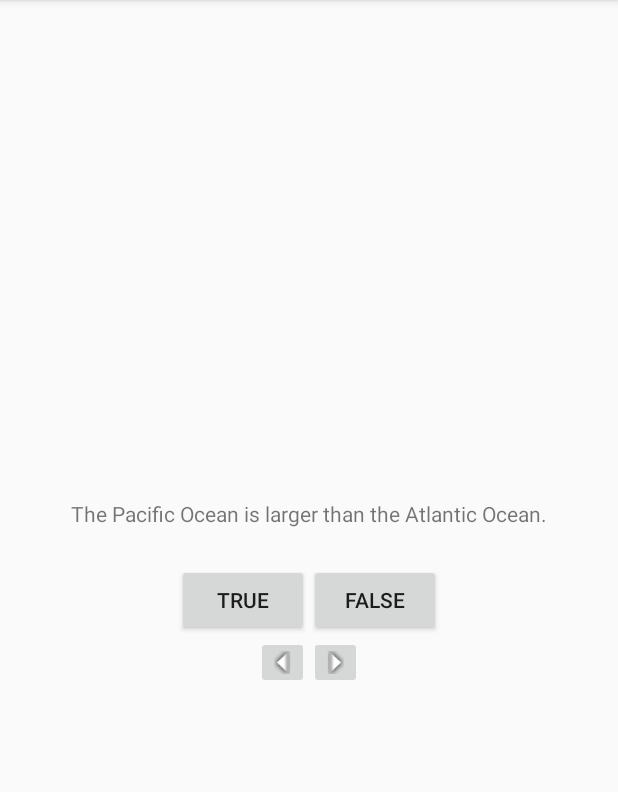
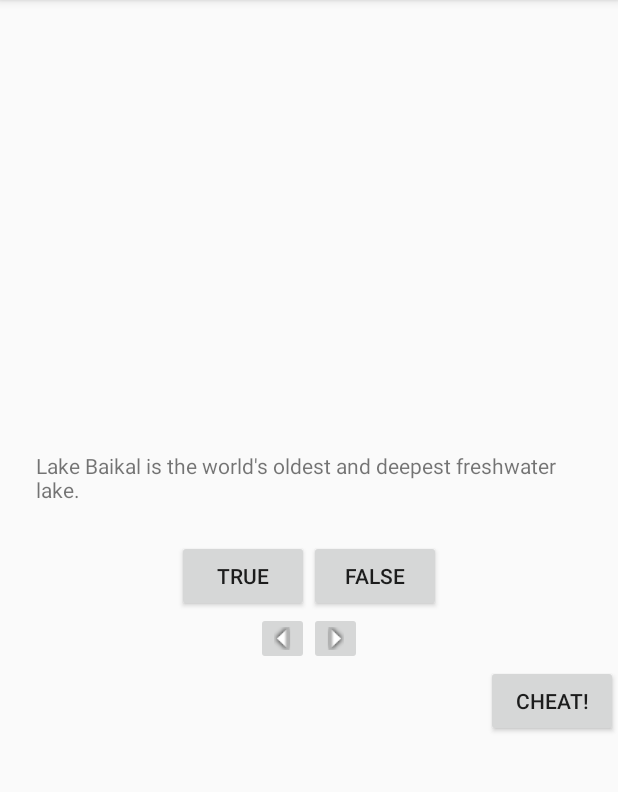
Before and after one commit to BrandonLMorris/AndroidProgramming, an Android app: the screen it shows after launch (QuizActivity), in the options menu, after a tap on "Settings", on a phone screen of 412 x 824 dp, the part 84-876 px from its top. Run offline under Robolectric (Android 15) with nearby library versions, the phone set to English and light mode, and no system bars.

Commit message:
Added Cheating activity

```diff
--- a/GeoQuiz/app/src/main/AndroidManifest.xml
+++ b/GeoQuiz/app/src/main/AndroidManifest.xml
@@ -16,6 +16,9 @@
                 <category android:name="android.intent.category.LAUNCHER" />
             </intent-filter>
         </activity>
+        <activity
+            android:name=".CheatActivity"
+            android:label="@string/app_name"/>
     </application>
 
 </manifest>
--- /dev/null
+++ b/GeoQuiz/app/src/main/java/com/example/bmorris/geoquiz/CheatActivity.java
@@ -0,0 +1,54 @@
+package com.example.bmorris.geoquiz;
+
+import android.content.Intent;
+import android.os.Bundle;
+import android.support.v7.app.ActionBarActivity;
+import android.view.View;
+import android.widget.Button;
+import android.widget.TextView;
+
+/**
+ * Created by bmorris on 1/3/15.
+ */
+public class CheatActivity extends ActionBarActivity {
+
+    public static final String EXTRA_ANSWER_IS_TRUE = "com.example.android.geoquis.answer_is_true";
+    public static final String EXTRA_ANSWER_SHOWN = "com.example.android.geoquiz.answer_shown";
+
+    private boolean mAnswerIsTrue;
+
+    private TextView mAnswerTextView;
+    private Button mShowAnswer;
+
+    private void setAnswerShownResult(boolean isAnswerShown) {
+        Intent data = new Intent();
+        data.putExtra(EXTRA_ANSWER_SHOWN, isAnswerShown);
+        setResult(RESULT_OK, data);
+    }
+
+    @Override
+    protected void onCreate(Bundle savedInstanceState) {
+        super.onCreate(savedInstanceState);
+        setContentView(R.layout.activity_cheat);
+
+        //Answer will not be shown until the user presses the button
+        setAnswerShownResult(false);
+
+        mAnswerIsTrue = getIntent().getBooleanExtra(EXTRA_ANSWER_IS_TRUE, false);
+
+        mAnswerTextView = (TextView)findViewById(R.id.answerTextView);
+
+        mShowAnswer = (Button)findViewById(R.id.showAnswerButton);
+        mShowAnswer.setOnClickListener(new View.OnClickListener() {
+            @Override
+            public void onClick(View v) {
+                if(mAnswerIsTrue) {
+                    mAnswerTextView.setText(R.string.true_button);
+                } else {
+                    mAnswerTextView.setText(R.string.false_button);
+                }
+                setAnswerShownResult(true);
+            }
+        });
+    }
+}
--- a/GeoQuiz/app/src/main/java/com/example/bmorris/geoquiz/QuizActivity.java
+++ b/GeoQuiz/app/src/main/java/com/example/bmorris/geoquiz/QuizActivity.java
@@ -1,5 +1,6 @@
 package com.example.bmorris.geoquiz;
 
+import android.content.Intent;
 import android.support.v7.app.ActionBarActivity;
 import android.os.Bundle;
 import android.util.Log;
@@ -19,6 +20,7 @@ public class QuizActivity extends ActionBarActivity {
 
     private Button mTrueButton;
     private Button mFalseButton;
+    private Button mCheatButton;
     private ImageButton mNextButton;
     private ImageButton mPrevButton;
     private TextView mQuestionTextView;
@@ -33,6 +35,8 @@ public class QuizActivity extends ActionBarActivity {
 
     private int mCurrentIndex = 0;
 
+    private boolean mIsCheater;
+
     private void updateQuestion() {
         int question = mQuestionBank[mCurrentIndex].getQuestion();
         mQuestionTextView.setText(question);
@@ -43,13 +47,23 @@ public class QuizActivity extends ActionBarActivity {
 
         int messageResId = 0;
 
-        if(userPressedTrue == answerIsTrue) {
+        if (mIsCheater) {
+            messageResId = R.string.judgement_toast;
+        } else if (userPressedTrue == answerIsTrue) {
             messageResId = R.string.correct_toast;
         } else {
             messageResId = R.string.incorrect_toast;
         }
 
         Toast.makeText(this, messageResId, Toast.LENGTH_SHORT).show();
+    }
+
+    @Override
+    protected void onActivityResult(int requestCode, int resultCode, Intent data) {
+        if(data == null) {
+            return;
+        }
+        mIsCheater = data.getBooleanExtra(CheatActivity.EXTRA_ANSWER_SHOWN, false);
     }
 
     @Override
@@ -102,6 +116,18 @@ public class QuizActivity extends ActionBarActivity {
                     mCurrentIndex = (mCurrentIndex - 1) % mQuestionBank.length;
                 }
                 updateQuestion();
+            }
+        });
+
+        mCheatButton = (Button)findViewById(R.id.cheat_button);
+        mCheatButton.setOnClickListener(new View.OnClickListener() {
+            @Override
+            public void onClick(View v) {
+                //Start cheatActivity
+                Intent i = new Intent(QuizActivity.this, CheatActivity.class);
+                boolean answerIsTrue = mQuestionBank[mCurrentIndex].isTrueQuestion();
+                i.putExtra(CheatActivity.EXTRA_ANSWER_IS_TRUE, answerIsTrue);
+                startActivityForResult(i, 0);
             }
         });
 
--- a/GeoQuiz/app/src/main/res/layout-land/activity_quiz.xml
+++ b/GeoQuiz/app/src/main/res/layout-land/activity_quiz.xml
@@ -32,6 +32,14 @@
 
     </LinearLayout>
 
+    <Button
+        android:layout_width="wrap_content"
+        android:layout_height="wrap_content"
+        android:id="@+id/cheat_button"
+        android:layout_gravity="bottom|center"
+        android:text="@string/cheat_button"
+        />
+
     <ImageButton
         android:id="@+id/next_button"
         android:layout_width="wrap_content"
--- a/GeoQuiz/app/src/main/res/layout/activity_quiz.xml
+++ b/GeoQuiz/app/src/main/res/layout/activity_quiz.xml
@@ -41,6 +41,7 @@
             android:layout_width="wrap_content"
             android:layout_height="wrap_content"
             android:src="@drawable/arrow_left"
+            android:layout_gravity="left"
             />
 
         <ImageButton
@@ -52,4 +53,12 @@
 
     </LinearLayout>
 
+    <Button
+        android:layout_width="wrap_content"
+        android:layout_height="wrap_content"
+        android:id="@+id/cheat_button"
+        android:text="@string/cheat_button"
+        android:layout_gravity="right"
+        />
+
 </LinearLayout>
--- a/GeoQuiz/app/src/main/res/values/strings.xml
+++ b/GeoQuiz/app/src/main/res/values/strings.xml
@@ -14,5 +14,9 @@
     <string name="question_africa">The Source of the Nile River is in Egypt.</string>
     <string name="question_americas">The Amazon River is the longest river in the Americas.</string>
     <string name="question_asia">Lake Baikal is the world\'s oldest and deepest freshwater lake.</string>
+    <string name="cheat_button">Cheat!</string>
+    <string name="warning_text">Are you sure you want to do this?</string>
+    <string name="show_answer_button">Show Answer</string>
+    <string name="judgement_toast">Cheating is wrong.</string>
 
 </resources>
```
Also changed, not shown: GeoQuiz/app/src/main/res/layout/activity_cheat.xml (added, +30 -0 lines).
